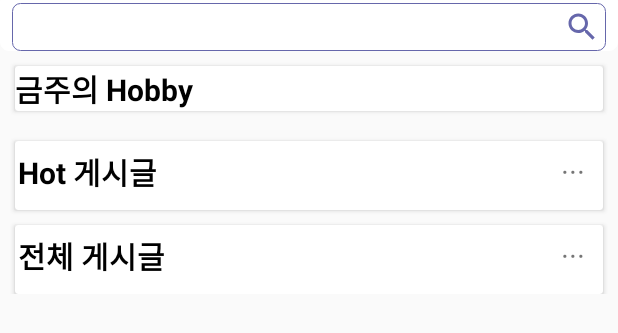
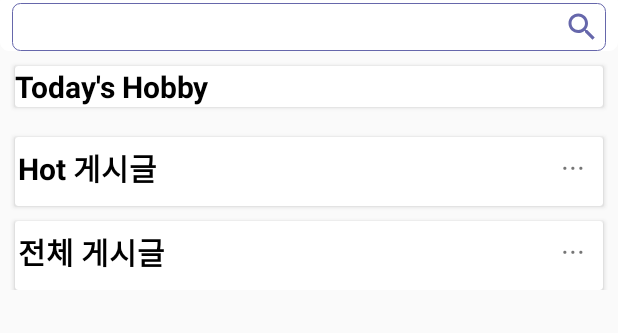
Before and after one commit to seokee33/Hobby, an Android app: the layout menu_board.xml on its own in the app's theme, with its tools: preview values and no code run, on a phone screen of 412 x 824 dp. Shown: the top 333 px of the screen. Run offline under Robolectric (Android 15) with nearby library versions, the phone set to English and light mode, and no system bars.

Commit message:
22.02.19 메뉴 완성

```diff
--- a/app/src/main/java/com/seokee/hobby/view/menu/like/MenuLike.java
+++ b/app/src/main/java/com/seokee/hobby/view/menu/like/MenuLike.java
@@ -75,8 +75,9 @@ public class MenuLike extends Fragment {
     public void showContents(String subName){
         if(subName.equals("축구")){
             list_Content = new ArrayList<>();
-            list_Content.add(new Like_Content_Rv_Model("user1","........", ViewType_Like_Content.No_Media));
-            list_Content.add(new Like_Content_Rv_Model("user2",R.drawable.football,"........",ViewType_Like_Content.Media));
+            list_Content.add(new Like_Content_Rv_Model("user1","축구는 손과 팔을 공에 대지 않고 주로 발을 이용하여 축구공을 상대 골대에 넣어 점수를 얻고 승무패를 가리는 구기 스포츠이다."
+                    , ViewType_Like_Content.No_Media));
+            list_Content.add(new Like_Content_Rv_Model("user2",R.drawable.football,"손과 팔을 공에 대는 것을 금지하고, 골대를 사용하는 것. 이 두 가지는 축구의 본질이자 핵심으로, 이 두 가지를 모두 지키는 스포츠는 축구이거나 축구의 아종으로 분류된다.[3] 따라서 이중 하나라도 훼손된 경우 축구의 아종으로 분류하지 않는다.[4]",ViewType_Like_Content.Media));
 
 
             rv_Content = binding.rvLikeContent;
--- a/app/src/main/res/values/strings.xml
+++ b/app/src/main/res/values/strings.xml
@@ -1,6 +1,6 @@
 <resources>
     <string name="app_name">Hobby</string>
-    <string name="thisweekhobby">금주의 Hobby</string>
+    <string name="thisweekhobby">Today\'s Hobby</string>
     <string name="hotboard">Hot 게시글</string>
     <string name="all_board">전체 게시글</string>
 </resources>
```
